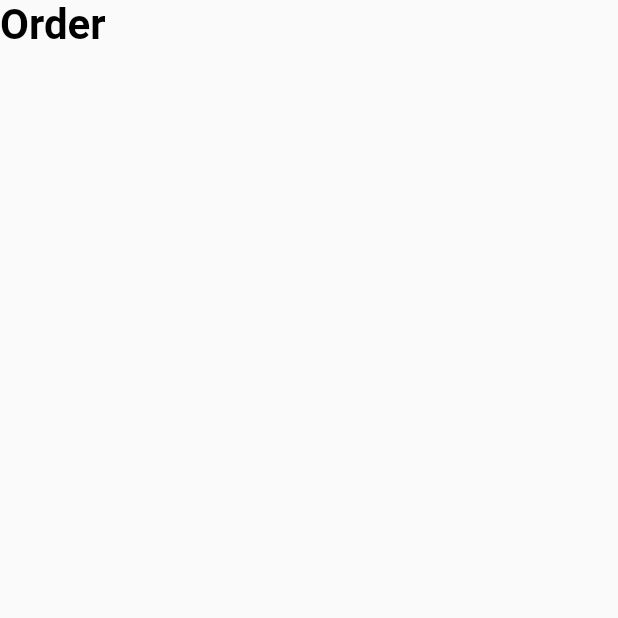
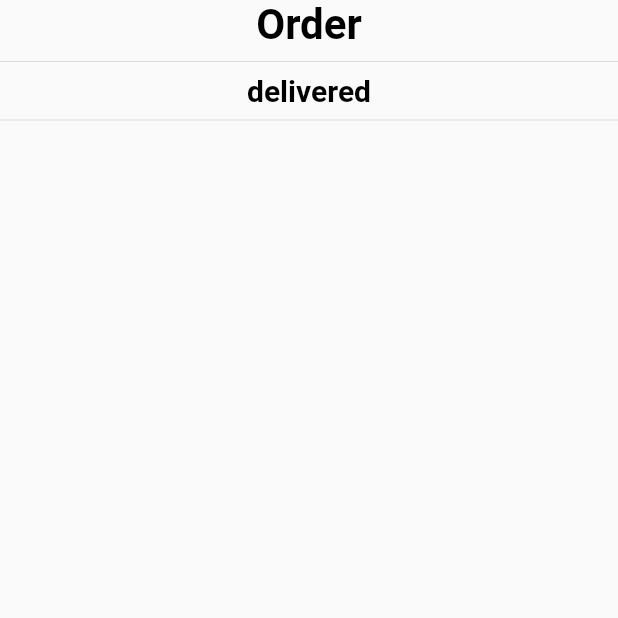
Before and after one commit to AdamYasserSaeed/shagaf-console, a Flutter app: the screen it shows after launch, on a phone screen of 412 x 824 dp, the top half of it. Run offline on Flutter 3.47's test engine with Material 2 defaults, Android fonts, the phone set to English and light mode, and no system bars; our stand-ins replace cloud_firestore, firebase_core; missing offline and left inert: dart:html; accounts and stored records are empty.

Commit message:
add some unusful changes

```diff
--- a/lib/core/providers/order_provider.dart
+++ b/lib/core/providers/order_provider.dart
@@ -1,3 +1,5 @@
+// ignore_for_file: avoid_print
+
 import 'dart:html';
 
 import 'package:cloud_firestore/cloud_firestore.dart';
@@ -13,7 +15,7 @@ class OrdersProvider extends ChangeNotifier {
 
     orders.clear();
     try {
-      firestore.snapshots().listen(
+      firestore.orderBy('time', descending: false).snapshots().listen(
         (event) {
           for (var item in event.docChanges) {
             orders.add(
@@ -60,6 +62,7 @@ class OrdersProvider extends ChangeNotifier {
     await FirebaseFirestore.instance.collection("orders").doc(taxNum.toString()).update(
       {"status": status.toString()},
     );
+    getRealTimeOrders();
     notifyListeners();
   }
 }
--- a/lib/screens/orders/order_screen.dart
+++ b/lib/screens/orders/order_screen.dart
@@ -26,71 +26,100 @@ class _OrdersScreenState extends State<OrdersScreen> {
     final orderProvider = context.watch<OrdersProvider>();
 
     return Scaffold(
-      body: Column(
+      body: SizedBox(
+        height: MediaQuery.of(context).size.height,
+        child: SingleChildScrollView(
+          child: Column(
             crossAxisAlignment: CrossAxisAlignment.center,
             children: [
               const Text(
                 "Order",
                 style: TextStyle(color: Colors.black, fontSize: 28, fontWeight: FontWeight.bold),
               ),
-          Wrap(
-            crossAxisAlignment: WrapCrossAlignment.center,
+              Column(
+                crossAxisAlignment: CrossAxisAlignment.center,
                 children: [
                   //waiting orders
 
                   for (var order in orderProvider.orders.where((element) => element.status == "waiting"))
                     Card(
-                  color: Colors.red,
+                      color: Color.fromARGB(255, 255, 255, 255),
                       child: ExpansionTile(children: [
+                        ExpansionTile(
+                          children: [
+                            for (var ordereditem in order.items)
+                              ListTile(
+                                subtitle: Text(
+                                  "x" + ordereditem.count.toString(),
+                                ),
+                                title: Text(
+                                  ordereditem.name.toString(),
+                                ),
+                              ),
+                            Text(
+                              "client name : ",
+                              style: TextStyle(),
+                            )
+                          ],
+                          title: const Text("Items"),
+                        ),
+                      ], title: Text("#" + order.id.toString() + " / " + order.status!)),
+                    ),
+
+                  // //in progress
+                  // for (var order in orderProvider.orders.where((element) => element.status == "inProgress"))
+                  //   Card(
+                  //     color: Colors.grey,
+                  //     child: ExpansionTile(children: [
+                  //       FlatButton(
+                  //           onPressed: () {
+                  //             orderProvider.changeStatus(order.id, "delevered");
+                  //           },
+                  //           child: const Text("change status")),
+                  //       for (var ordereditem in order.items)
+                  //         Text(
+                  //           ordereditem.name.toString(),
+                  //         ),
+                  //     ], title: Text(order.clientName + " / " + order.status!)),
+                  //   ),
+                  const Divider(),
+                  const Text(
+                    "delivered",
+                    style: TextStyle(color: Colors.black, fontWeight: FontWeight.bold, fontSize: 20),
+                  ),
+                  const Divider(),
+                  //delivered
+                  for (var order in orderProvider.orders.where((element) => element.status == "delivered"))
+                    Card(
+                      color: Colors.green,
+                      child: ExpansionTile(
+                        children: [
                           FlatButton(
                             onPressed: () {
-                          orderProvider.changeStatus(order.id, "delevered");
+                              orderProvider.changeStatus(order.id, "delivered");
                             },
-                        child: const Text("change status")),
+                            child: const Text(
+                              "change status",
+                              style: TextStyle(color: Colors.white),
+                            ),
+                          ),
                           for (var ordereditem in order.items)
                             Text(
                               ordereditem.name.toString(),
                             ),
-                  ], title: Text(order.clientName + " / " + order.status!)),
+                        ],
+                        title: Text(
+                          order.clientName + " / " + order.status!,
+                          style: const TextStyle(color: Colors.white),
                         ),
-
-              //in progress
-              for (var order in orderProvider.orders.where((element) => element.status == "inProgress"))
-                Card(
-                  color: Colors.grey,
-                  child: ExpansionTile(children: [
-                    FlatButton(
-                        onPressed: () {
-                          orderProvider.changeStatus(order.id, "delevered");
-                        },
-                        child: const Text("change status")),
-                    for (var ordereditem in order.items)
-                      Text(
-                        ordereditem.name.toString(),
                       ),
-                  ], title: Text(order.clientName + " / " + order.status!)),
-                ),
-
-              //delivered
-              for (var order in orderProvider.orders.where((element) => element.status == "delivered"))
-                Card(
-                  color: Colors.green,
-                  child: ExpansionTile(children: [
-                    FlatButton(
-                        onPressed: () {
-                          orderProvider.changeStatus(order.id, "delevered");
-                        },
-                        child: const Text("change status")),
-                    for (var ordereditem in order.items)
-                      Text(
-                        ordereditem.name.toString(),
-                      ),
-                  ], title: Text(order.clientName + " / " + order.status!)),
                     ),
                 ],
               ),
             ],
           ),
+        ),
+      ),
     );
   }
 }
```
Lines whose indentation alone changed are shown as unchanged.
